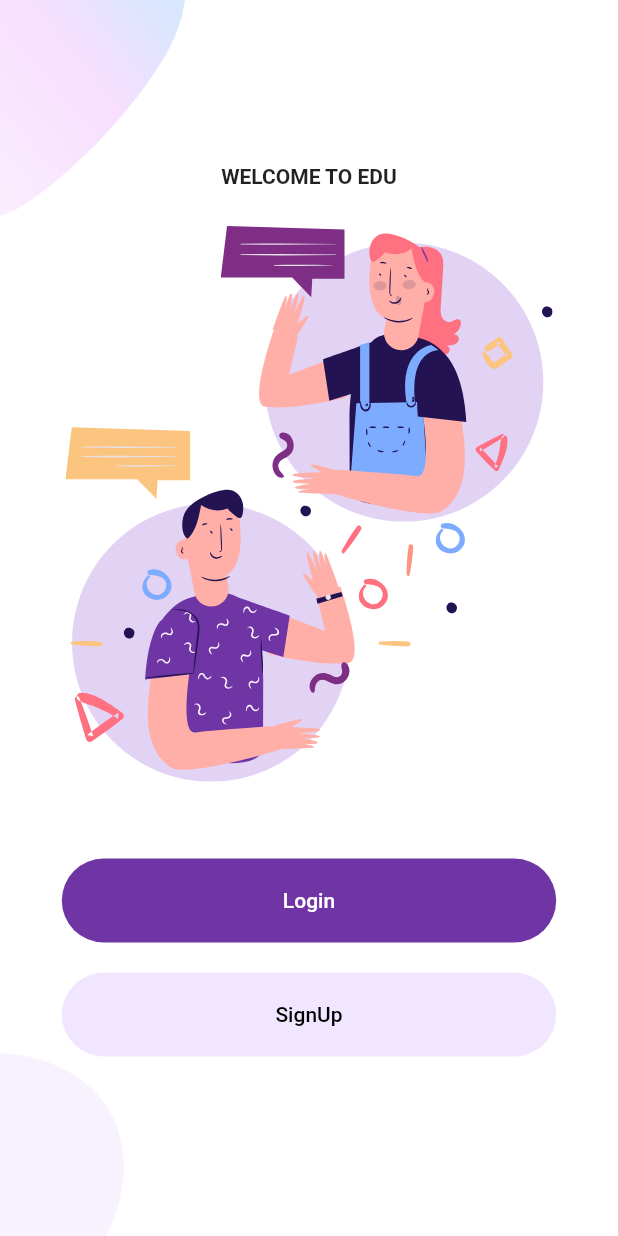
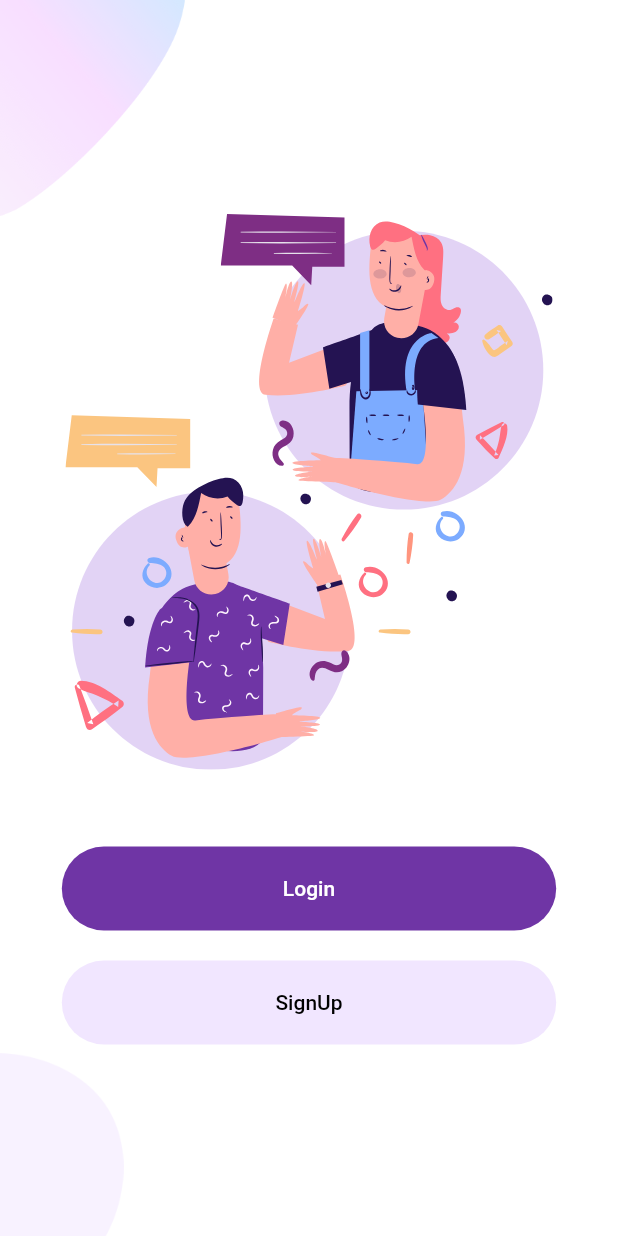
Before and after one commit to AdarshSingh223/miniProjectApp, a Flutter app: the screen it shows after launch, on a phone screen of 412 x 824 dp. Run offline on Flutter 3.47's test engine with Material 2 defaults, Android fonts, the phone set to English and light mode, and no system bars; our stand-ins replace flutter_svg.

Commit message:
20-04-2023 , 19:02

```diff
--- a/lib/Screens/Login/components/body.dart
+++ b/lib/Screens/Login/components/body.dart
@@ -19,6 +19,7 @@ class Body extends StatelessWidget {
   Widget build(BuildContext context) {
     Size size = MediaQuery.of(context).size;
     return background(
+      child: SingleChildScrollView(
         child: Column(
           mainAxisAlignment: MainAxisAlignment.center,
           children: <Widget>[
@@ -58,6 +59,7 @@ class Body extends StatelessWidget {
             )
           ]
         ),
+      ),
     );
   }
 }
--- a/lib/Screens/Welcome/components/body.dart
+++ b/lib/Screens/Welcome/components/body.dart
@@ -16,10 +16,6 @@ class Body extends StatelessWidget {
           Column(
             mainAxisAlignment: MainAxisAlignment.center,
             children: <Widget>[
-              const Text(
-                "WELCOME TO EDU",
-                style: TextStyle(fontWeight: FontWeight.bold),
-              ),
               SizedBox(
                 height: size.height * 0.03,
               ),
```
Lines whose indentation alone changed are shown as unchanged.
